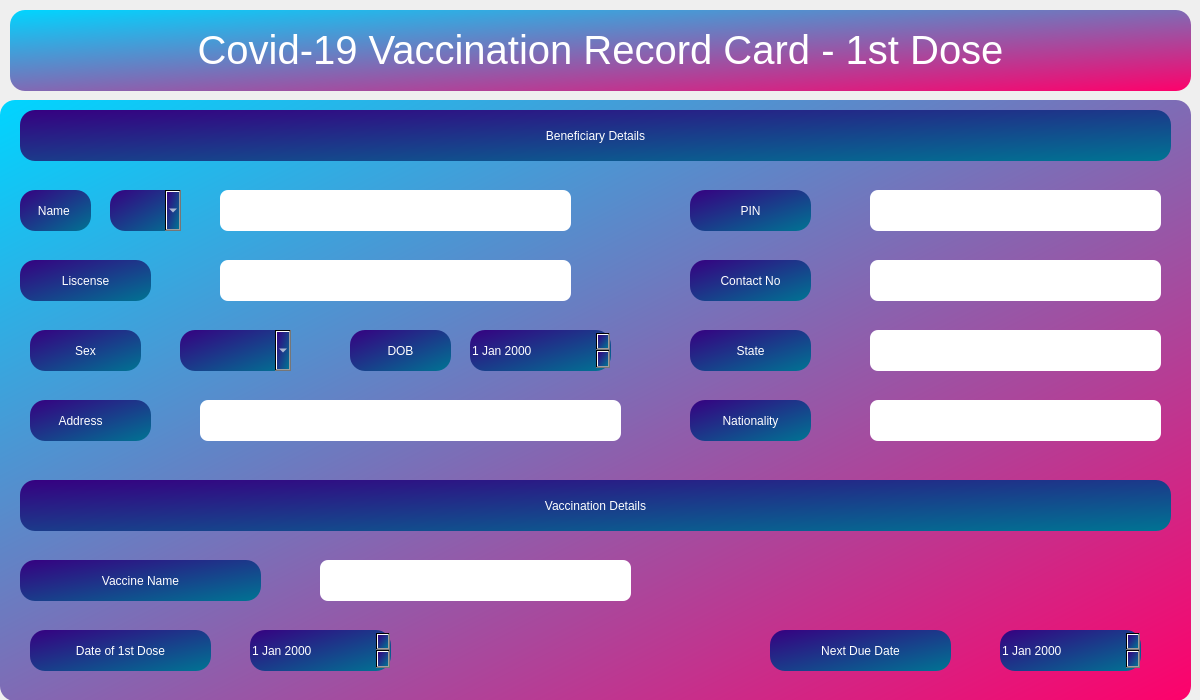
This is CoviCURE/Forms/Vaccine/card1.ui in ayush-regmi/CoviCURE as Qt 5 draws it before an edit. The edited form follows.
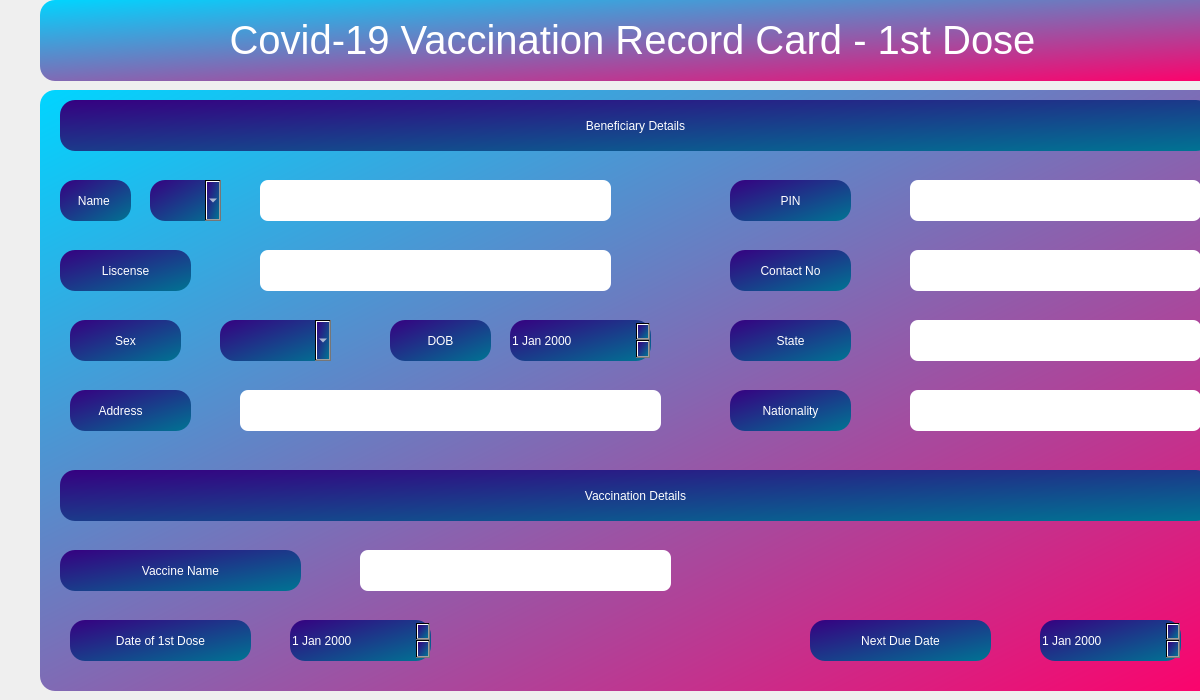
This is the edited form.

Patch:
```diff
--- a/CoviCURE/Forms/Vaccine/card1.ui
+++ b/CoviCURE/Forms/Vaccine/card1.ui
@@ -16,8 +16,8 @@
   <widget class="QGroupBox" name="groupBox">
    <property name="geometry">
     <rect>
-     <x>0</x>
-     <y>100</y>
+     <x>40</x>
+     <y>90</y>
      <width>1191</width>
      <height>601</height>
     </rect>
@@ -29,6 +29,9 @@
    <property name="title">
     <string/>
    </property>
+   <property name="alignment">
+    <set>Qt::AlignCenter</set>
+   </property>
    <widget class="QLineEdit" name="lineEditName">
     <property name="geometry">
      <rect>
@@ -708,9 +711,9 @@
   <widget class="QLabel" name="que1">
    <property name="geometry">
     <rect>
-     <x>10</x>
-     <y>10</y>
-     <width>1181</width>
+     <x>40</x>
+     <y>0</y>
+     <width>1185</width>
      <height>81</height>
     </rect>
    </property>
```
